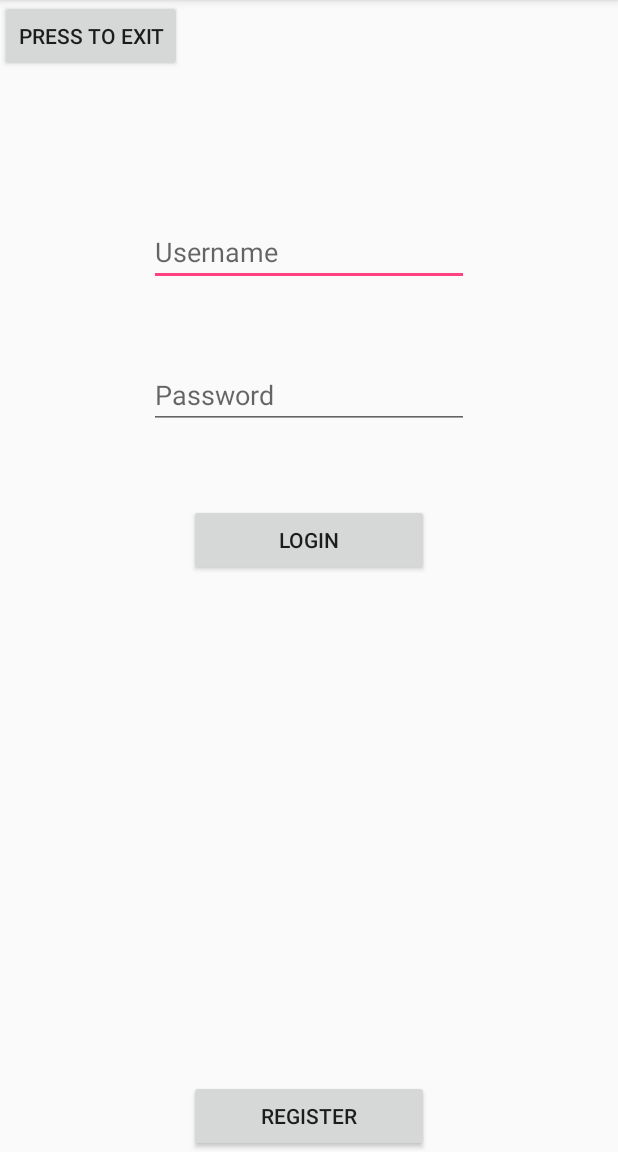
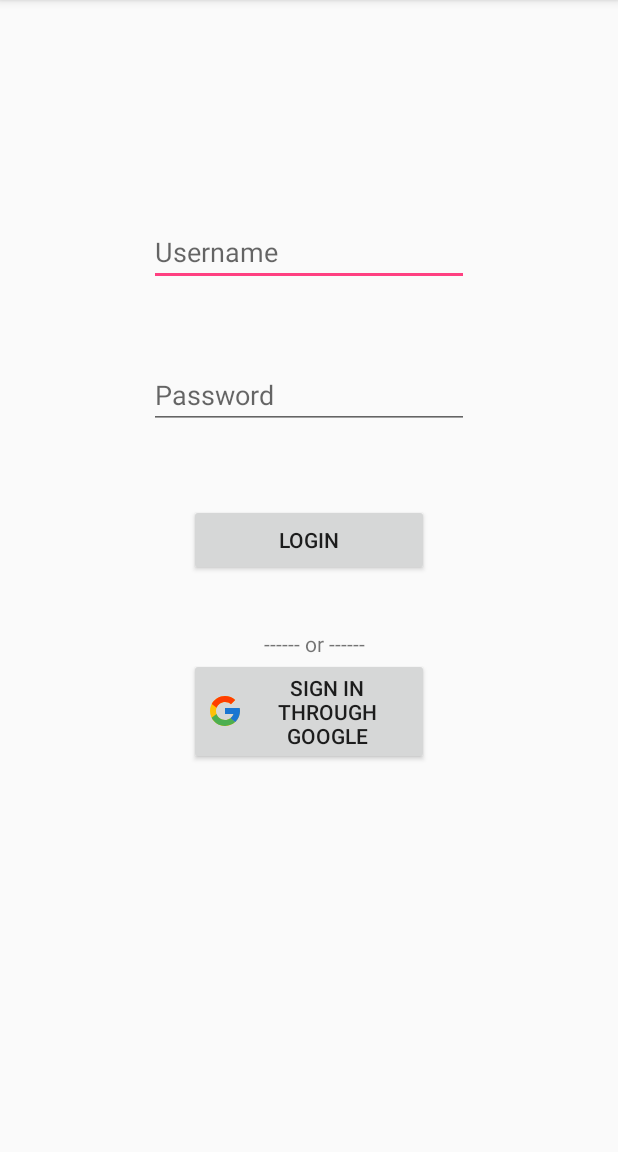
Before and after one commit to jcampb98/HonoursProjectApp, an Android app: the Login screen opened directly, with no data from a screen before it, on a phone screen of 412 x 824 dp, the part 84-1236 px from its top. Run offline under Robolectric (Android 15) with nearby library versions, the phone set to English and light mode, and no system bars; 2 statements that could not run were skipped.

Commit message:
updated the register/login xml code to improve the button placement and updated the front-end
Signed-off-by: jcampb98 <caboose768@gmail.com>

```diff
--- /dev/null
+++ b/app/src/main/res/drawable/ic_google_icon.xml
@@ -0,0 +1,7 @@
+<vector android:height="24dp" android:viewportHeight="48"
+    android:viewportWidth="48" android:width="24dp" xmlns:android="http://schemas.android.com/apk/res/android">
+    <path android:fillColor="#FFC107" android:pathData="M43.611,20.083H42V20H24v8h11.303c-1.649,4.657 -6.08,8 -11.303,8c-6.627,0 -12,-5.373 -12,-12c0,-6.627 5.373,-12 12,-12c3.059,0 5.842,1.154 7.961,3.039l5.657,-5.657C34.046,6.053 29.268,4 24,4C12.955,4 4,12.955 4,24c0,11.045 8.955,20 20,20c11.045,0 20,-8.955 20,-20C44,22.659 43.862,21.35 43.611,20.083z"/>
+    <path android:fillColor="#FF3D00" android:pathData="M6.306,14.691l6.571,4.819C14.655,15.108 18.961,12 24,12c3.059,0 5.842,1.154 7.961,3.039l5.657,-5.657C34.046,6.053 29.268,4 24,4C16.318,4 9.656,8.337 6.306,14.691z"/>
+    <path android:fillColor="#4CAF50" android:pathData="M24,44c5.166,0 9.86,-1.977 13.409,-5.192l-6.19,-5.238C29.211,35.091 26.715,36 24,36c-5.202,0 -9.619,-3.317 -11.283,-7.946l-6.522,5.025C9.505,39.556 16.227,44 24,44z"/>
+    <path android:fillColor="#1976D2" android:pathData="M43.611,20.083H42V20H24v8h11.303c-0.792,2.237 -2.231,4.166 -4.087,5.571c0.001,-0.001 0.002,-0.001 0.003,-0.002l6.19,5.238C36.971,39.205 44,34 44,24C44,22.659 43.862,21.35 43.611,20.083z"/>
+</vector>
--- a/app/src/main/res/layout/activity_login.xml
+++ b/app/src/main/res/layout/activity_login.xml
@@ -38,20 +38,26 @@
         android:ems="10"
         android:text="Login"/>
 
-    <Button
-        android:id="@+id/btn_lregister"
+    <TextView
+        android:id="@+id/googleText"
         android:layout_width="wrap_content"
         android:layout_height="wrap_content"
-        android:layout_alignParentBottom="true"
+        android:layout_centerHorizontal="true"
+        android:layout_marginTop="35dp"
+        android:paddingLeft="50dp"
+        android:ems="10"
+        android:text="------ or ------"
+        android:layout_below="@+id/btn_llogin"/>
+
+    <Button
+        android:id="@+id/googleButton"
+        android:drawableLeft="@drawable/ic_google_icon"
+        android:layout_width="wrap_content"
+        android:layout_height="wrap_content"
         android:layout_centerHorizontal="true"
         android:ems="10"
-        android:text="Register"/>
-
-    <Button
-        android:id="@+id/exitButton"
-        android:layout_width="wrap_content"
-        android:layout_height="wrap_content"
-        android:text="Press to Exit" />
+        android:text="Sign in through Google"
+        android:layout_below="@+id/googleText" />
 
 
 </RelativeLayout>
```
Also changed, not shown: app/src/main/res/layout/activity_main.xml (+13 -9 lines).
